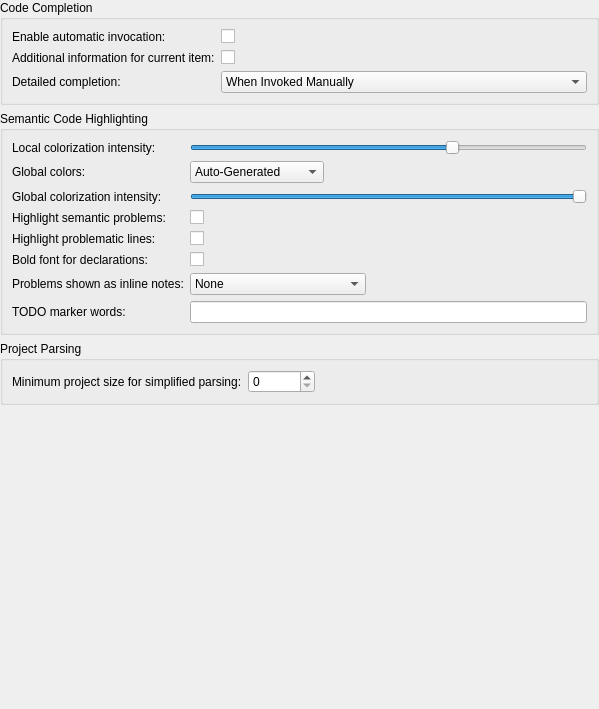
First picture: the form in kdevplatform/shell/settings/languagepreferences.ui, repository KDE/kdevelop, before the edit.
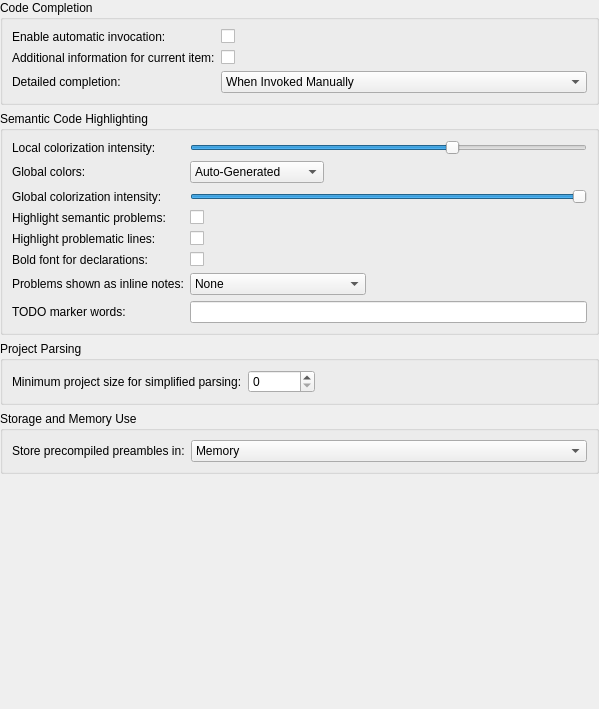
Second picture: the form after the edit. Custom widgets are drawn as their Qt base class.

Commit message: Add an option to store precompiled preambles in memory

```diff
--- a/kdevplatform/shell/settings/languagepreferences.ui
+++ b/kdevplatform/shell/settings/languagepreferences.ui
@@ -409,6 +409,47 @@
      </layout>
     </widget>
    </item>
+   <item>
+    <widget class="QGroupBox" name="groupBox_4">
+     <property name="title">
+      <string comment="@title:group">Storage and Memory Use</string>
+     </property>
+     <layout class="QFormLayout" name="formLayout_4">
+      <item row="0" column="0">
+       <widget class="QLabel" name="label_precompiledPreambleStorage">
+        <property name="text">
+         <string comment="@label">Store precompiled preambles in:</string>
+        </property>
+        <property name="buddy">
+         <cstring>kcfg_precompiledPreambleStorage</cstring>
+        </property>
+       </widget>
+      </item>
+      <item row="0" column="1">
+       <widget class="QComboBox" name="kcfg_precompiledPreambleStorage">
+        <property name="toolTip">
+         <string>&lt;p&gt;Precompiled preambles remain in the temporary directory after KDevelop crashes and are deleted only when the same session is started again.&lt;br&gt;
+When the preambles are stored in memory, they are guaranteed to disappear on exit even if KDevelop crashes.&lt;br&gt;
+Choosing the Session Temporary Directory storage makes sense on systems where RAM is limited and the temporary directory does not use tmpfs, because the preamble files can occupy gigabytes of space.&lt;br&gt;
+Changing this option takes effect after restarting KDevelop.&lt;br&gt;
+This option has effect only if KDevelop has been built against Clang version 17 or later.
+&lt;/p&gt;</string>
+        </property>
+        <item>
+         <property name="text">
+          <string comment="@item:inlistbox">Memory</string>
+         </property>
+        </item>
+        <item>
+         <property name="text">
+          <string comment="@item:inlistbox">Session Temporary Directory</string>
+         </property>
+        </item>
+       </widget>
+      </item>
+     </layout>
+    </widget>
+   </item>
    <item>
     <spacer>
      <property name="orientation">
```
The commit also changes 6 other files.
